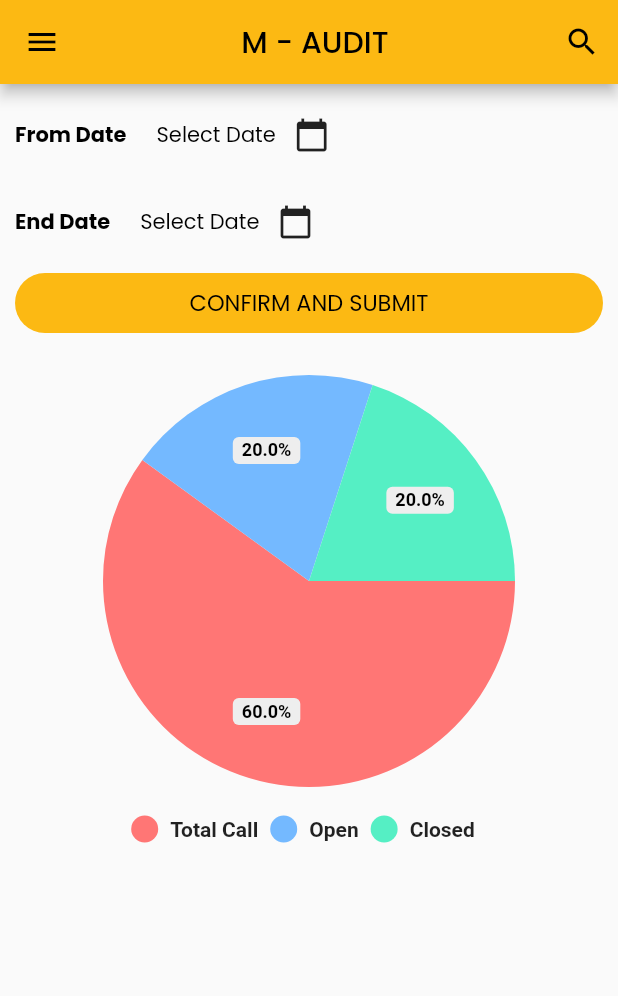
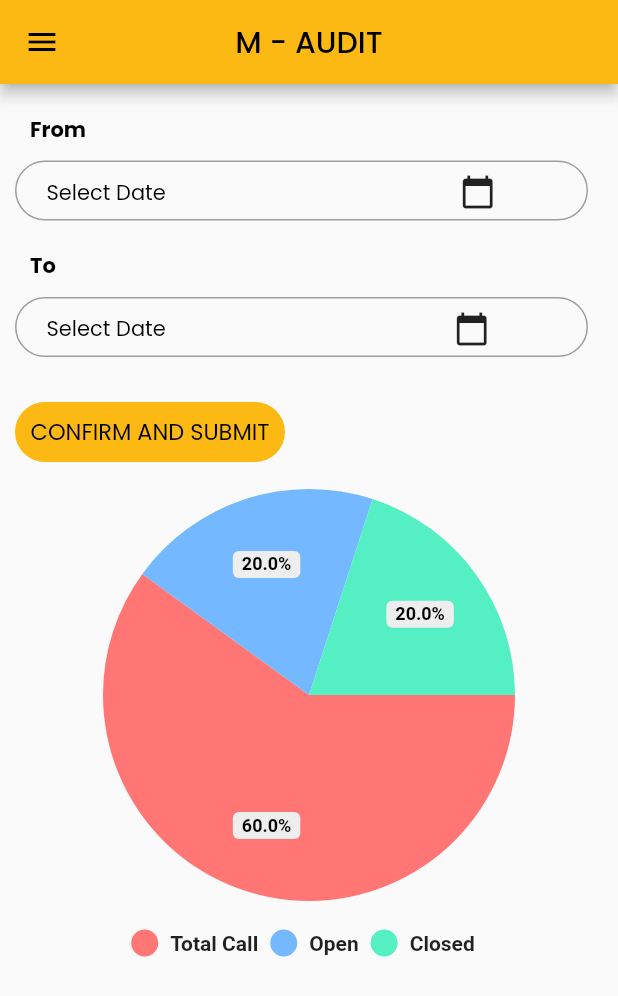
Before and after one commit to codewitharvind/servolution-group, a Flutter app: the dashboard screen opened directly, on a phone screen of 412 x 824 dp. Shown: the top 996 px of the screen. Run offline on Flutter 3.47's test engine with Material 2 defaults, Android fonts, the phone set to English and light mode, and no system bars; drawn by our look-alikes of pie_chart; our stand-ins replace dio, file_picker, flutter_datetime_picker, flutter_spinkit, google_fonts, photo_view and 1 more; accounts and stored records are empty; network calls fail.

```diff
--- a/lib/screens/ProfilePage.dart
+++ b/lib/screens/ProfilePage.dart
@@ -50,11 +50,11 @@ class MapScreenState extends State<ProfilePage>
           ),
           backgroundColor: const Color(0xfffcb913),
           iconTheme: const IconThemeData(color: Colors.black),
-          title: Center(
-              child: Text(
+          centerTitle: true,
+          title:  Text(
             "PROFILE",
             style: GoogleFonts.poppins(fontSize: 20.0, color: Colors.black),
-          )),
+          ),
         ),
         body: Container(
           color: Colors.white,
--- a/lib/screens/dashboard.dart
+++ b/lib/screens/dashboard.dart
@@ -67,25 +67,11 @@ class _dashboard extends State<dashboard> {
           appBar: AppBar(
             backgroundColor: const Color(0xfffcb913),
             iconTheme: const IconThemeData(color: Colors.black),
-            title: Center(
-                child: Text(
+            centerTitle: true,
+            title: Text(
               "M - AUDIT",
               style: GoogleFonts.poppins(fontSize: 20.0, color: Colors.black),
-            )),
-            actions: <Widget>[
-              IconButton(
-                  icon: const Icon(Icons.search),
-                  onPressed: () {
-                    //  showSearch(context: context, delegate: DataSearch(listWords));
-                  })
-            ],
-            /*  bottom: TabBar(
-              tabs: [
-                Tab(text: "Total $total"),
-                Tab(text: "Pending"),
-                Tab(text: "Completed")
-              ],
-            ), */
+            ),
           ),
           body: Column(
             crossAxisAlignment: CrossAxisAlignment.start,
@@ -96,10 +82,10 @@ class _dashboard extends State<dashboard> {
                   mainAxisAlignment: MainAxisAlignment.start,
                   children: <Widget>[
                     Padding(
-                      padding: const EdgeInsets.fromLTRB(10.0, 10.0, 00.0, 0.0),
+                      padding: const EdgeInsets.fromLTRB(20.0, 20.0, 00.0, 0.0),
                       child: RichText(
                         text: const TextSpan(
-                          text: 'From Date',
+                          text: 'From',
                           style: TextStyle(
                               fontFamily: 'Poppins',
                               fontWeight: FontWeight.bold,
@@ -108,8 +94,23 @@ class _dashboard extends State<dashboard> {
                         ),
                       ),
                     ),
+                  ],
+                ),
+              ),
               Padding(
-                      padding: const EdgeInsets.fromLTRB(20, 20, 0.0, 10),
+                padding: const EdgeInsets.fromLTRB(10.0, 10.0, 20.0, 0.0),
+                child: Container(
+                  height: 40.0,
+                  decoration: BoxDecoration(
+                    color: Colors.transparent,
+                    border: Border.all(color: Colors.grey),
+                    borderRadius: BorderRadius.circular(30.0),
+                  ),
+                  child: Row(
+                    mainAxisAlignment: MainAxisAlignment.start,
+                    children: <Widget>[
+                      Padding(
+                        padding: const EdgeInsets.fromLTRB(20, 10, 0.0, 10),
                         child: Text(
                           _date1,
                           textAlign: TextAlign.left,
@@ -122,9 +123,11 @@ class _dashboard extends State<dashboard> {
                         ),
                       ),
                       Padding(
-                      padding: const EdgeInsets.fromLTRB(0.0, 10.0, 10.0, 00.0),
+                        padding:
+                            const EdgeInsets.fromLTRB(180.0, 0.0, 0.0, 00.0),
                         child: IconButton(
                           icon: const Icon(Icons.calendar_today),
+                          alignment: Alignment.centerRight,
                           onPressed: () {
                             DatePicker.showDatePicker(context,
                                 theme: const DatePickerTheme(
@@ -149,16 +152,17 @@ class _dashboard extends State<dashboard> {
                     ],
                   ),
                 ),
+              ),
               Padding(
                 padding: const EdgeInsets.fromLTRB(0.0, 0.0, 0.0, 0.0),
                 child: Row(
                   mainAxisAlignment: MainAxisAlignment.start,
                   children: <Widget>[
                     Padding(
-                      padding: const EdgeInsets.fromLTRB(10.0, 10.0, 00.0, 0.0),
+                      padding: const EdgeInsets.fromLTRB(20.0, 20.0, 00.0, 0.0),
                       child: RichText(
                         text: const TextSpan(
-                          text: 'End Date',
+                          text: 'To',
                           style: TextStyle(
                               fontFamily: 'Poppins',
                               fontWeight: FontWeight.bold,
@@ -167,8 +171,23 @@ class _dashboard extends State<dashboard> {
                         ),
                       ),
                     ),
+                  ],
+                ),
+              ),
               Padding(
-                      padding: const EdgeInsets.fromLTRB(20, 20, 0.0, 10),
+                padding: const EdgeInsets.fromLTRB(10.0, 10.0, 20.0, 0.0),
+                child: Container(
+                  height: 40.0,
+                  decoration: BoxDecoration(
+                    color: Colors.transparent,
+                    border: Border.all(color: Colors.grey),
+                    borderRadius: BorderRadius.circular(30.0),
+                  ),
+                  child: Row(
+                    mainAxisAlignment: MainAxisAlignment.start,
+                    children: <Widget>[
+                      Padding(
+                        padding: const EdgeInsets.fromLTRB(20, 10, 0.0, 10),
                         child: Text(
                           _date2,
                           textAlign: TextAlign.left,
@@ -181,7 +200,8 @@ class _dashboard extends State<dashboard> {
                         ),
                       ),
                       Padding(
-                      padding: const EdgeInsets.fromLTRB(0.0, 10.0, 10.0, 00.0),
+                        padding:
+                            const EdgeInsets.fromLTRB(180.0, 0.0, 0.0, 00.0),
                         child: IconButton(
                           icon: const Icon(Icons.calendar_today),
                           onPressed: () {
@@ -209,8 +229,9 @@ class _dashboard extends State<dashboard> {
                     ],
                   ),
                 ),
+              ),
               Padding(
-                padding: const EdgeInsets.fromLTRB(10.0, 10.0, 10.0, 20.0),
+                padding: const EdgeInsets.fromLTRB(10.0, 30.0, 0.0, 10.0),
                 child: InkWell(
                   onTap: () async {
                     if (_date1 == 'Select Date') {
@@ -246,6 +267,7 @@ class _dashboard extends State<dashboard> {
                   },
                   child: Container(
                     height: 40.0,
+                    width: 180.0,
                     decoration: BoxDecoration(
                       color: const Color(0xfffcb913),
                       borderRadius: BorderRadius.circular(30.0),
@@ -350,51 +372,10 @@ class _dashboard extends State<dashboard> {
               ],
             ),
           ),
-          /*  drawer: Drawer(
-              child: ListView(
-            children: <Widget>[
-              ListTile(
-                title: Text("Profile",
-                    style: GoogleFonts.poppins(
-                        fontSize: 15.0, color: Colors.black)),
-                trailing: const Icon(Icons.person),
-                onTap: () => Navigator.pushReplacement(
-                    context,
-                    MaterialPageRoute(
-                        builder: (context) => const ProfilePage())),
-              ),
-              const Divider(
-                thickness: 1.0,
-              ),
-              ListTile(
-                title: Text("Tickets",
-                    style: GoogleFonts.poppins(
-                        fontSize: 15.0, color: Colors.black)),
-                trailing: const Icon(Icons.insert_drive_file_rounded),
-                onTap: () => Navigator.pushReplacement(
-                    context,
-                    MaterialPageRoute(
-                        builder: (context) => const TicketList())),
-              ),
-              const Divider(
-                thickness: 1.0,
-              ),
-              ListTile(
-                  title: Text(
-                    "Logout",
-                    style: GoogleFonts.poppins(
-                        fontSize: 15.0, color: Colors.black),
-                  ),
-                  trailing: const Icon(Icons.logout),
-                  onTap: () async {
-
-                  }),
-            ],
-          )), */
         ));
   }
 
-  Future getDateRange() async {
+  getDateRange() {
     print(_date1);
     print(_date2);
   }
@@ -434,7 +415,7 @@ class _dashboard extends State<dashboard> {
     }
   }
 
-  Future getTicketsstatus() async {
+  getTicketsstatus() async {
     SharedPreferences sharedPreferences = await SharedPreferences.getInstance();
 
     Response response;
--- a/lib/screens/ticketDetailPage.dart
+++ b/lib/screens/ticketDetailPage.dart
@@ -85,11 +85,11 @@ class _TicketDetailState extends State<TicketDetail> {
         ),
         backgroundColor: const Color(0xfffcb913),
         iconTheme: const IconThemeData(color: Colors.black),
-        title: Center(
-            child: Text(
+        centerTitle: true,
+        title: Text(
           "TICKET DETAIL",
           style: GoogleFonts.poppins(fontSize: 20.0, color: Colors.black),
-        )),
+        ),
       ),
       body: Container(
         padding: const EdgeInsets.fromLTRB(8.0, 15.0, 8.0, 0.0),
--- a/pubspec.yaml
+++ b/pubspec.yaml
@@ -44,6 +44,8 @@ dependencies:
   flutter_datetime_picker: ^1.5.1
   intl: ^0.17.0
   file_picker: ^4.4.0
+  photo_view: ^0.13.0
+  flutter_downloader: ^1.7.2
 
 
 dev_dependencies:
```
Also changed, not shown: lib/screens/chatImage.dart (added, +56 -0 lines), lib/screens/chatScreen.dart (+77 -51 lines), lib/screens/fileDownload.dart (added, +19 -0 lines), lib/screens/ticketListPage.dart (+4 -5 lines), pubspec.lock, 1 other file. Lines whose indentation alone changed are shown as unchanged.
